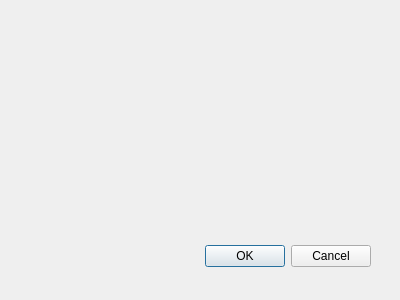
First picture: the form in Plugins/SftpServer/DlgSettingsSftpServer.ui, repository KangLin/RabbitRemoteControl, before the edit.
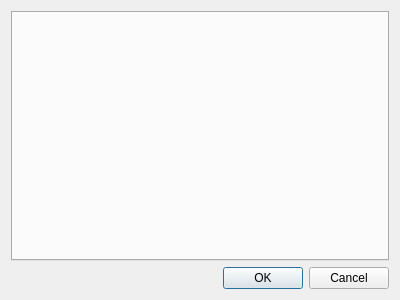
Second picture: the form after the edit.

Commit message: Plugin: add server parameters

The edit to the form file:
```diff
--- a/Plugins/SftpServer/DlgSettingsSftpServer.ui
+++ b/Plugins/SftpServer/DlgSettingsSftpServer.ui
@@ -13,15 +13,9 @@
   <property name="windowTitle">
    <string>Dialog</string>
   </property>
+  <layout class="QGridLayout" name="gridLayout">
+   <item row="1" column="0">
   <widget class="QDialogButtonBox" name="buttonBox">
-   <property name="geometry">
-    <rect>
-     <x>30</x>
-     <y>240</y>
-     <width>341</width>
-     <height>32</height>
-    </rect>
-   </property>
    <property name="orientation">
     <enum>Qt::Orientation::Horizontal</enum>
    </property>
@@ -29,6 +23,15 @@
     <set>QDialogButtonBox::StandardButton::Cancel|QDialogButtonBox::StandardButton::Ok</set>
    </property>
   </widget>
+   </item>
+   <item row="0" column="0">
+    <widget class="QTabWidget" name="tabWidget">
+     <property name="currentIndex">
+      <number>-1</number>
+     </property>
+    </widget>
+   </item>
+  </layout>
  </widget>
  <resources/>
  <connections>
```
Lines whose indentation alone changed are shown as unchanged. The commit also changes 13 other files.
